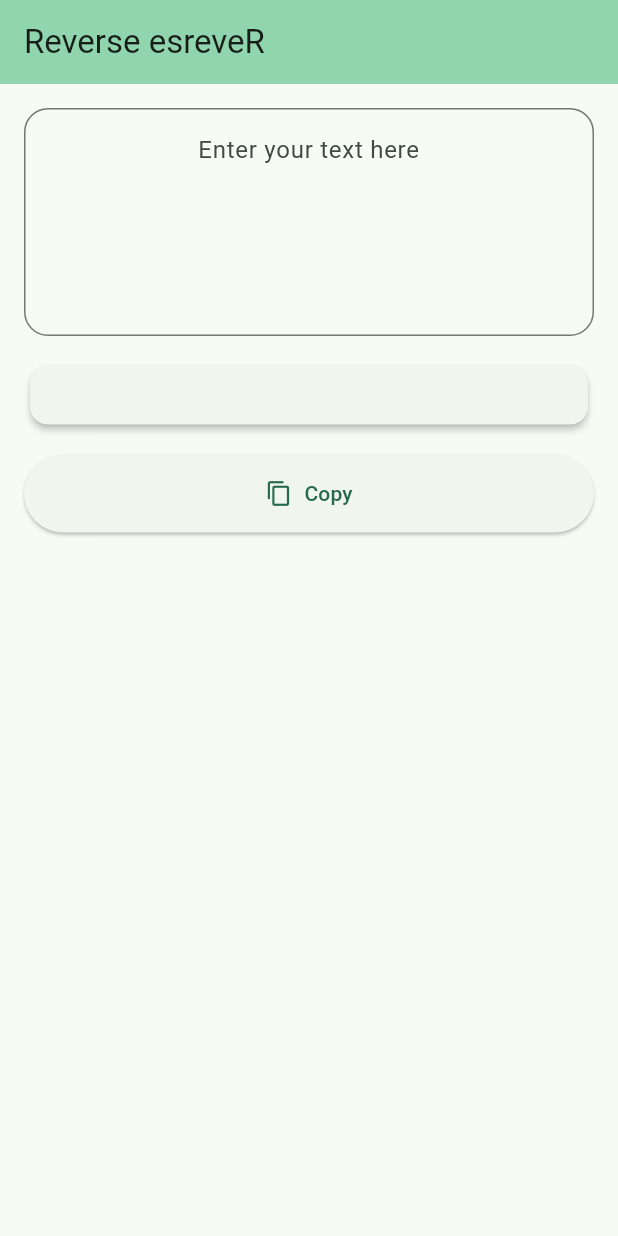
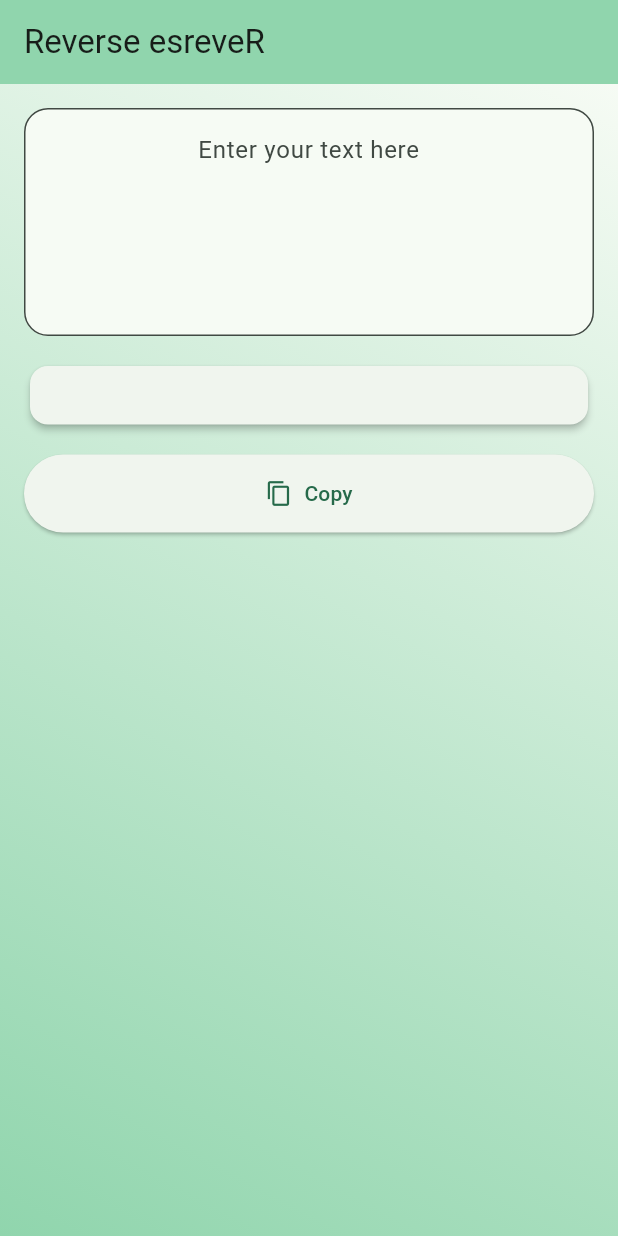
Before and after one commit to danielle-h/reverser, a Flutter app: the screen it shows after launch, on a phone screen of 412 x 824 dp. Run offline on Flutter 3.47's test engine with Material 3 defaults, Android fonts, the phone set to English and light mode, and no system bars; drawn by our look-alikes of flutter_animate; generated files the repository leaves out were written again.

Commit message:
feat: added nice gradient background

```diff
--- a/lib/main.dart
+++ b/lib/main.dart
@@ -61,7 +61,18 @@ class _MyHomePageState extends State<MyHomePage>
         backgroundColor: Theme.of(context).colorScheme.inversePrimary,
         title: Text(AppLocalizations.of(context)!.title_text),
       ),
-      body: Padding(
+      body: Container(
+        decoration: BoxDecoration(
+          gradient: LinearGradient(
+            colors: [
+              Theme.of(context).colorScheme.surface,
+              Theme.of(context).colorScheme.inversePrimary,
+            ],
+            begin: Alignment.topRight,
+            end: Alignment.bottomLeft,
+          ),
+        ),
+        child: Padding(
           padding: const EdgeInsets.all(16.0),
           child: Column(
             crossAxisAlignment: CrossAxisAlignment.stretch,
@@ -80,6 +91,8 @@ class _MyHomePageState extends State<MyHomePage>
                   });
                 },
                 decoration: InputDecoration(
+                  fillColor: Theme.of(context).colorScheme.surface,
+                  filled: true,
                   border: const OutlineInputBorder(
                       borderSide: BorderSide(
                         color: Colors.greenAccent,
@@ -125,8 +138,8 @@ class _MyHomePageState extends State<MyHomePage>
                     Clipboard.setData(ClipboardData(text: toReverse));
                     ScaffoldMessenger.of(context).showSnackBar(
                       SnackBar(
-                        content:
-                            Text(AppLocalizations.of(context)!.copied_message)),
+                          content: Text(
+                              AppLocalizations.of(context)!.copied_message)),
                     );
                   });
                 },
@@ -140,6 +153,7 @@ class _MyHomePageState extends State<MyHomePage>
             ],
           ),
         ),
+      ),
     );
   }
 }
```
Lines whose indentation alone changed are shown as unchanged.
